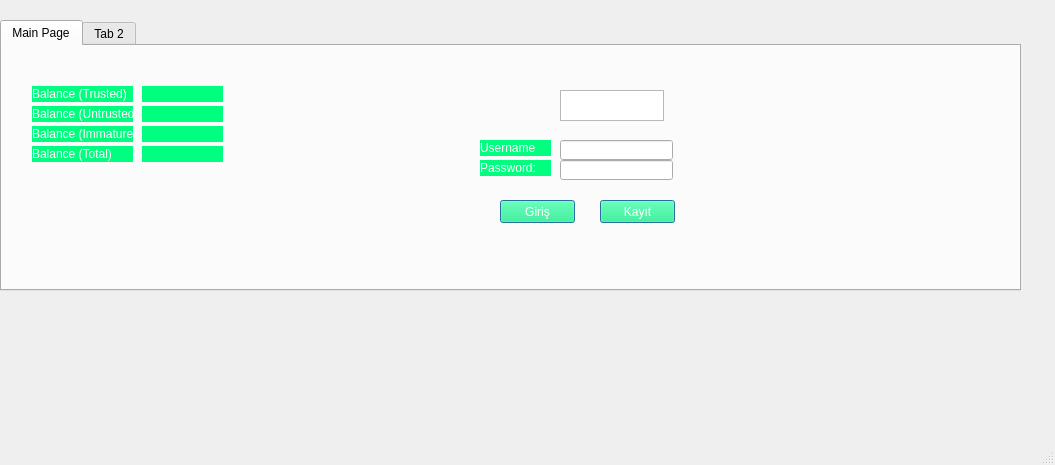
Above: mainwindow.ui from furkankamer/BitcoinWallet before the change. Below: the same form after it.
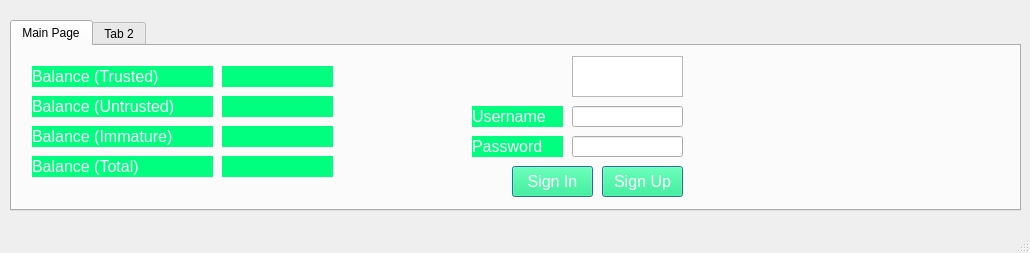
That is the form after the change.

```diff
--- a/mainwindow.ui
+++ b/mainwindow.ui
@@ -6,8 +6,8 @@
    <rect>
     <x>0</x>
     <y>0</y>
-    <width>1055</width>
-    <height>465</height>
+    <width>1030</width>
+    <height>253</height>
    </rect>
   </property>
   <property name="windowTitle">
@@ -30,131 +30,13 @@
 }</string>
   </property>
   <widget class="QWidget" name="centralwidget">
-   <widget class="QPushButton" name="pushButton">
-    <property name="geometry">
-     <rect>
-      <x>500</x>
-      <y>200</y>
-      <width>75</width>
-      <height>23</height>
-     </rect>
-    </property>
-    <property name="autoFillBackground">
-     <bool>false</bool>
-    </property>
-    <property name="styleSheet">
-     <string notr="true"/>
-    </property>
-    <property name="text">
-     <string>Giriş</string>
-    </property>
-    <property name="autoDefault">
-     <bool>true</bool>
-    </property>
-    <property name="default">
-     <bool>true</bool>
-    </property>
-    <property name="flat">
-     <bool>false</bool>
-    </property>
-   </widget>
-   <widget class="QPushButton" name="kayit">
-    <property name="geometry">
-     <rect>
-      <x>600</x>
-      <y>200</y>
-      <width>75</width>
-      <height>23</height>
-     </rect>
-    </property>
-    <property name="autoFillBackground">
-     <bool>false</bool>
-    </property>
-    <property name="styleSheet">
-     <string notr="true"/>
-    </property>
-    <property name="text">
-     <string>Kayıt</string>
-    </property>
-    <property name="autoDefault">
-     <bool>true</bool>
-    </property>
-    <property name="default">
-     <bool>true</bool>
-    </property>
-    <property name="flat">
-     <bool>false</bool>
-    </property>
-   </widget>
-   <widget class="QLabel" name="label">
-    <property name="geometry">
-     <rect>
-      <x>480</x>
-      <y>140</y>
-      <width>71</width>
-      <height>16</height>
-     </rect>
-    </property>
-    <property name="text">
-     <string>Username</string>
-    </property>
-   </widget>
-   <widget class="QLineEdit" name="lineEdit">
-    <property name="geometry">
-     <rect>
-      <x>560</x>
-      <y>140</y>
-      <width>113</width>
-      <height>20</height>
-     </rect>
-    </property>
-   </widget>
-   <widget class="QLabel" name="label_2">
-    <property name="geometry">
-     <rect>
-      <x>480</x>
-      <y>160</y>
-      <width>71</width>
-      <height>16</height>
-     </rect>
-    </property>
-    <property name="text">
-     <string>Password:</string>
-    </property>
-   </widget>
-   <widget class="QLineEdit" name="lineEdit_2">
-    <property name="geometry">
-     <rect>
-      <x>560</x>
-      <y>160</y>
-      <width>113</width>
-      <height>20</height>
-     </rect>
-    </property>
-   </widget>
-   <widget class="QTextEdit" name="text">
-    <property name="enabled">
-     <bool>true</bool>
-    </property>
-    <property name="geometry">
-     <rect>
-      <x>560</x>
-      <y>90</y>
-      <width>104</width>
-      <height>31</height>
-     </rect>
-    </property>
-    <property name="readOnly">
-     <bool>false</bool>
-    </property>
-   </widget>
    <widget class="QTabWidget" name="tabWidget">
     <property name="geometry">
      <rect>
-      <x>0</x>
+      <x>10</x>
       <y>20</y>
-      <width>1021</width>
-      <height>271</height>
+      <width>1011</width>
+      <height>191</height>
      </rect>
     </property>
     <widget class="QWidget" name="tab">
@@ -164,12 +46,17 @@
      <widget class="QLabel" name="Balance">
       <property name="geometry">
        <rect>
-        <x>30</x>
-        <y>40</y>
-        <width>101</width>
-        <height>16</height>
+        <x>20</x>
+        <y>20</y>
+        <width>181</width>
+        <height>21</height>
        </rect>
       </property>
+      <property name="font">
+       <font>
+        <pointsize>12</pointsize>
+       </font>
+      </property>
       <property name="text">
        <string>Balance (Trusted)</string>
       </property>
@@ -177,12 +64,17 @@
      <widget class="QLabel" name="BalanceText1">
       <property name="geometry">
        <rect>
-        <x>140</x>
-        <y>40</y>
-        <width>81</width>
-        <height>16</height>
+        <x>210</x>
+        <y>20</y>
+        <width>111</width>
+        <height>21</height>
        </rect>
       </property>
+      <property name="font">
+       <font>
+        <pointsize>12</pointsize>
+       </font>
+      </property>
       <property name="text">
        <string/>
       </property>
@@ -190,12 +82,17 @@
      <widget class="QLabel" name="Balance_2">
       <property name="geometry">
        <rect>
-        <x>30</x>
-        <y>60</y>
-        <width>101</width>
-        <height>16</height>
+        <x>20</x>
+        <y>50</y>
+        <width>181</width>
+        <height>21</height>
        </rect>
       </property>
+      <property name="font">
+       <font>
+        <pointsize>12</pointsize>
+       </font>
+      </property>
       <property name="text">
        <string>Balance (Untrusted)</string>
       </property>
@@ -203,12 +100,17 @@
      <widget class="QLabel" name="Balance_3">
       <property name="geometry">
        <rect>
-        <x>30</x>
+        <x>20</x>
         <y>80</y>
-        <width>101</width>
-        <height>16</height>
+        <width>181</width>
+        <height>21</height>
        </rect>
       </property>
+      <property name="font">
+       <font>
+        <pointsize>12</pointsize>
+       </font>
+      </property>
       <property name="text">
        <string>Balance (Immature)</string>
       </property>
@@ -216,12 +118,17 @@
      <widget class="QLabel" name="Balance_4">
       <property name="geometry">
        <rect>
-        <x>30</x>
-        <y>100</y>
-        <width>101</width>
-        <height>16</height>
+        <x>20</x>
+        <y>110</y>
+        <width>181</width>
+        <height>21</height>
        </rect>
       </property>
+      <property name="font">
+       <font>
+        <pointsize>12</pointsize>
+       </font>
+      </property>
       <property name="text">
        <string>Balance (Total)</string>
       </property>
@@ -229,12 +136,17 @@
      <widget class="QLabel" name="BalanceText2">
       <property name="geometry">
        <rect>
-        <x>140</x>
-        <y>60</y>
-        <width>81</width>
-        <height>16</height>
+        <x>210</x>
+        <y>50</y>
+        <width>111</width>
+        <height>21</height>
        </rect>
       </property>
+      <property name="font">
+       <font>
+        <pointsize>12</pointsize>
+       </font>
+      </property>
       <property name="text">
        <string/>
       </property>
@@ -242,12 +154,17 @@
      <widget class="QLabel" name="BalanceText3">
       <property name="geometry">
        <rect>
-        <x>140</x>
+        <x>210</x>
         <y>80</y>
-        <width>81</width>
-        <height>16</height>
+        <width>111</width>
+        <height>21</height>
        </rect>
       </property>
+      <property name="font">
+       <font>
+        <pointsize>12</pointsize>
+       </font>
+      </property>
       <property name="text">
        <string/>
       </property>
@@ -255,16 +172,174 @@
      <widget class="QLabel" name="BalanceText4">
       <property name="geometry">
        <rect>
-        <x>140</x>
-        <y>100</y>
-        <width>81</width>
-        <height>16</height>
+        <x>210</x>
+        <y>110</y>
+        <width>111</width>
+        <height>21</height>
        </rect>
       </property>
+      <property name="font">
+       <font>
+        <pointsize>12</pointsize>
+       </font>
+      </property>
       <property name="text">
        <string/>
       </property>
      </widget>
+     <widget class="QTextEdit" name="text">
+      <property name="enabled">
+       <bool>true</bool>
+      </property>
+      <property name="geometry">
+       <rect>
+        <x>560</x>
+        <y>10</y>
+        <width>111</width>
+        <height>41</height>
+       </rect>
+      </property>
+      <property name="font">
+       <font>
+        <pointsize>12</pointsize>
+       </font>
+      </property>
+      <property name="readOnly">
+       <bool>false</bool>
+      </property>
+     </widget>
+     <widget class="QLabel" name="label">
+      <property name="geometry">
+       <rect>
+        <x>460</x>
+        <y>60</y>
+        <width>91</width>
+        <height>21</height>
+       </rect>
+      </property>
+      <property name="font">
+       <font>
+        <pointsize>12</pointsize>
+       </font>
+      </property>
+      <property name="text">
+       <string>Username</string>
+      </property>
+     </widget>
+     <widget class="QLineEdit" name="lineEdit">
+      <property name="geometry">
+       <rect>
+        <x>560</x>
+        <y>60</y>
+        <width>111</width>
+        <height>21</height>
+       </rect>
+      </property>
+      <property name="font">
+       <font>
+        <pointsize>12</pointsize>
+       </font>
+      </property>
+     </widget>
+     <widget class="QLabel" name="label_2">
+      <property name="geometry">
+       <rect>
+        <x>460</x>
+        <y>90</y>
+        <width>91</width>
+        <height>21</height>
+       </rect>
+      </property>
+      <property name="font">
+       <font>
+        <pointsize>12</pointsize>
+       </font>
+      </property>
+      <property name="text">
+       <string>Password</string>
+      </property>
+     </widget>
+     <widget class="QLineEdit" name="lineEdit_2">
+      <property name="geometry">
+       <rect>
+        <x>560</x>
+        <y>90</y>
+        <width>111</width>
+        <height>21</height>
+       </rect>
+      </property>
+      <property name="font">
+       <font>
+        <pointsize>12</pointsize>
+       </font>
+      </property>
+     </widget>
+     <widget class="QPushButton" name="kayit">
+      <property name="geometry">
+       <rect>
+        <x>590</x>
+        <y>120</y>
+        <width>81</width>
+        <height>31</height>
+       </rect>
+      </property>
+      <property name="font">
+       <font>
+        <pointsize>12</pointsize>
+       </font>
+      </property>
+      <property name="autoFillBackground">
+       <bool>false</bool>
+      </property>
+      <property name="styleSheet">
+       <string notr="true"/>
+      </property>
+      <property name="text">
+       <string>Sign Up</string>
+      </property>
+      <property name="autoDefault">
+       <bool>true</bool>
+      </property>
+      <property name="default">
+       <bool>true</bool>
+      </property>
+      <property name="flat">
+       <bool>false</bool>
+      </property>
+     </widget>
+     <widget class="QPushButton" name="pushButton">
+      <property name="geometry">
+       <rect>
+        <x>500</x>
+        <y>120</y>
+        <width>81</width>
+        <height>31</height>
+       </rect>
+      </property>
+      <property name="font">
+       <font>
+        <pointsize>12</pointsize>
+       </font>
+      </property>
+      <property name="autoFillBackground">
+       <bool>false</bool>
+      </property>
+      <property name="styleSheet">
+       <string notr="true"/>
+      </property>
+      <property name="text">
+       <string>Sign In</string>
+      </property>
+      <property name="autoDefault">
+       <bool>true</bool>
+      </property>
+      <property name="default">
+       <bool>true</bool>
+      </property>
+      <property name="flat">
+       <bool>false</bool>
+      </property>
+     </widget>
     </widget>
     <widget class="QWidget" name="tab_2">
      <attribute name="title">
```
Left out of the diff: 15 changed lines with no effect on the pictures.
